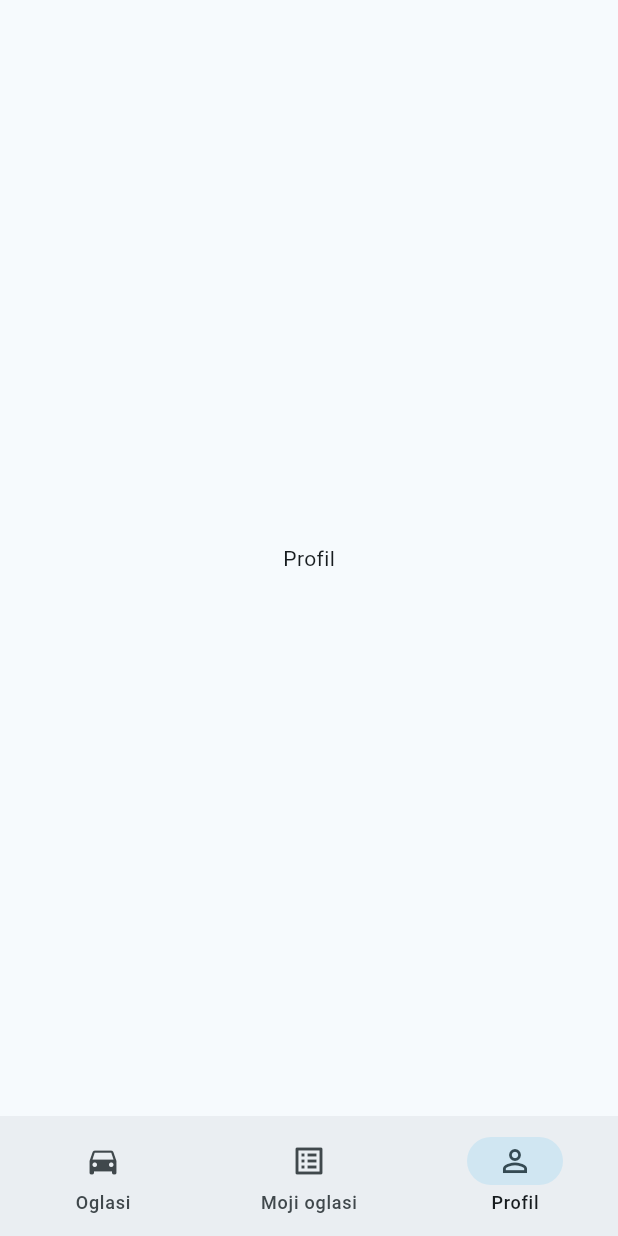
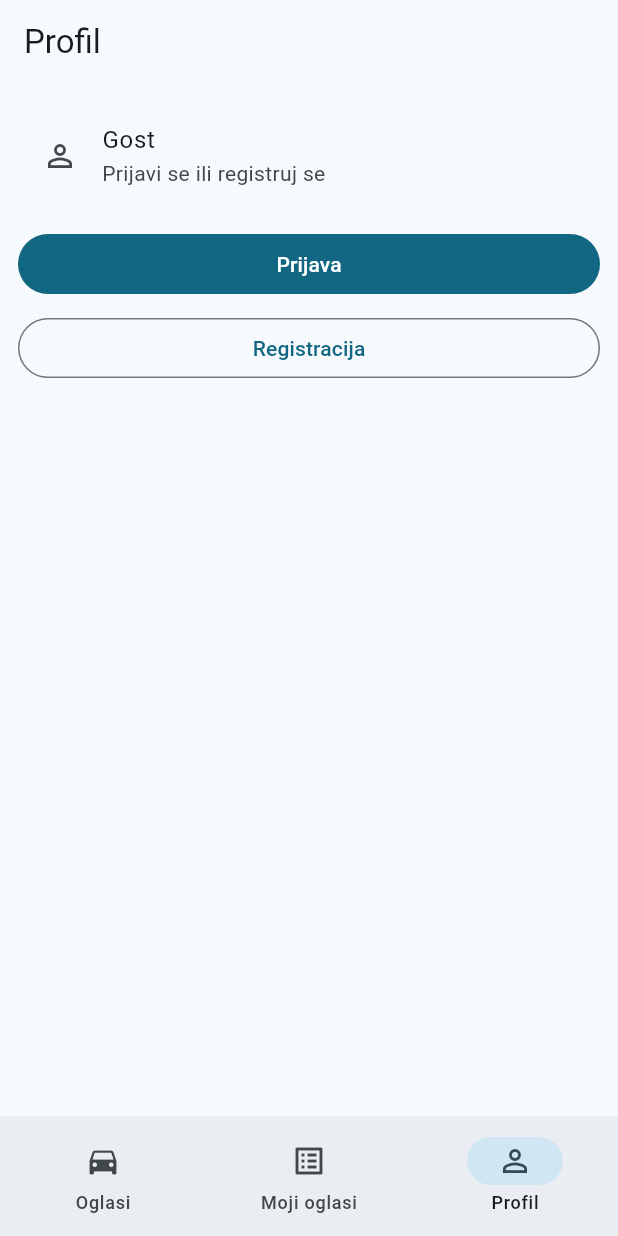
Before and after one commit to vojinjanjusevic/MIT_IT6_2023_projekat, a Flutter app: the screen it shows after launch, item 3 of the bottom bar chosen, on a phone screen of 412 x 824 dp. Run offline on Flutter 3.47's test engine with Material 3 defaults, Android fonts, the phone set to English and light mode, and no system bars; accounts and stored records are empty.

Commit message:
login i registracija prikazano na profil tabu

```diff
--- a/lib/screens/profile_screen.dart
+++ b/lib/screens/profile_screen.dart
@@ -1,12 +1,77 @@
 import 'package:flutter/material.dart';
+import '../data/car_store.dart';
+import 'auth_login_screen.dart';
+import 'auth_register_screen.dart';
 
-class ProfileScreen extends StatelessWidget {
+class ProfileScreen extends StatefulWidget {
   const ProfileScreen({super.key});
 
   @override
+  State<ProfileScreen> createState() => _ProfileScreenState();
+}
+class _ProfileScreenState extends State<ProfileScreen> {
+  void refresh() => setState(() {});
+
+  @override
   Widget build(BuildContext context) {
-    return const Scaffold(
-      body: Center(child: Text('Profil')),
+    final store = CarStore.instance;
+    final user = store.currentUser;
+    return Scaffold(
+      appBar: AppBar(title: const Text('Profil')),
+      body: Padding(
+        padding: const EdgeInsets.all(12),
+        child: user == null
+            ? Column(
+                crossAxisAlignment: CrossAxisAlignment.stretch,
+                children: [
+                  const ListTile(
+                    leading: Icon(Icons.person_outline),
+                    title: Text('Gost'),
+                    subtitle: Text('Prijavi se ili registruj se'),
+                  ),
+                  const SizedBox(height: 12),
+                  FilledButton(
+                    onPressed: () async {
+                      final ok = await Navigator.push<bool>(
+                        context,
+                        MaterialPageRoute(builder: (_) => const AuthLoginScreen()),
+                      );
+                      if (ok == true) refresh();
+                    },
+                    child: const Text('Prijava'),
+                  ),
+                  const SizedBox(height: 8),
+                  OutlinedButton(
+                    onPressed: () async {
+                      final ok = await Navigator.push<bool>(
+                        context,
+                        MaterialPageRoute(builder: (_) => const AuthRegisterScreen()),
+                      );
+                      if (ok == true) refresh();
+                    },
+                    child: const Text('Registracija'),
+                  ),
+                ],
+              )
+            : Column(
+                crossAxisAlignment: CrossAxisAlignment.stretch,
+                children: [
+                  ListTile(
+                    leading: const Icon(Icons.person),
+                    title: Text(user.name),
+                    subtitle: Text(user.email),
+                  ),
+                  const Divider(),
+                  FilledButton(
+                    onPressed: () {
+                      store.logout();
+                      refresh();
+                    },
+                    child: const Text('Logout'),
+                  ),
+                ],
+              ),
+      ),
     );
   }
 }
```
